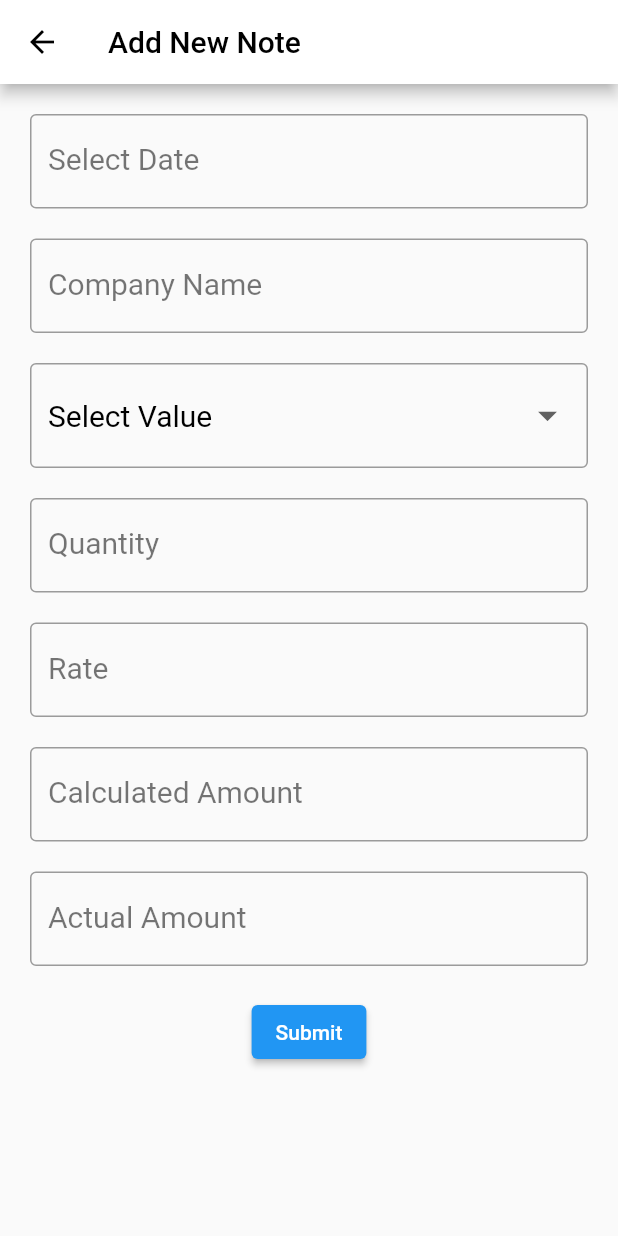
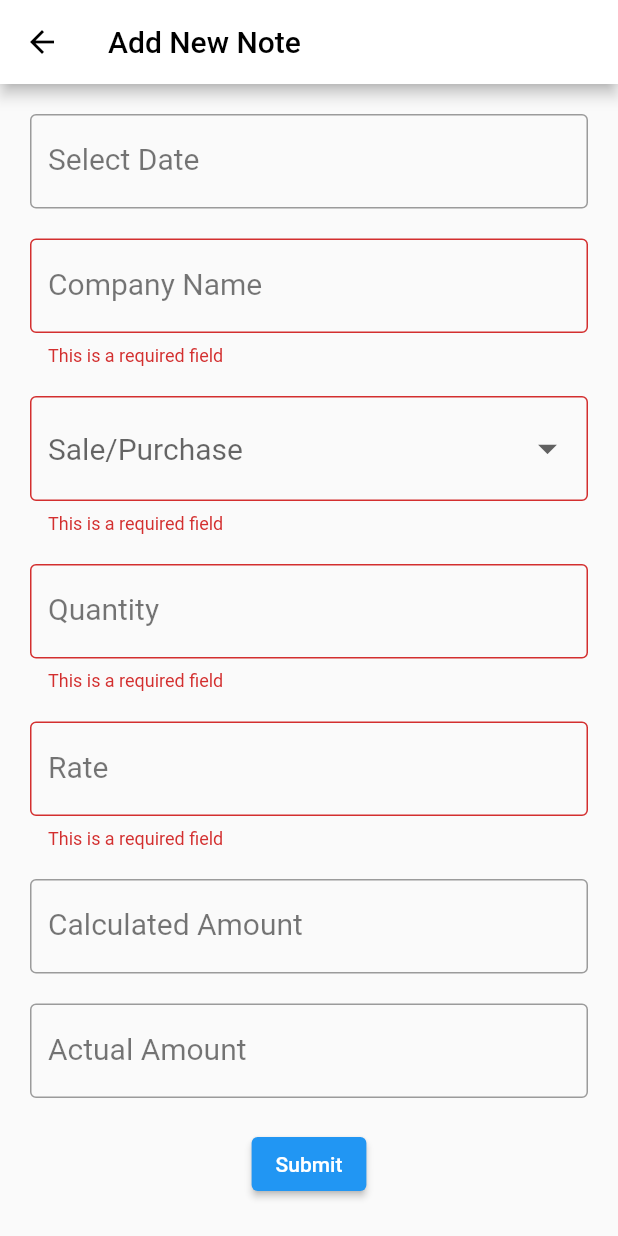
Before and after one commit to premkhandelwal/stoport, a Flutter app: the AddUpdateScreen screen opened directly, after a tap on "Submit", on a phone screen of 412 x 824 dp. Run offline on Flutter 3.47's test engine with Material 2 defaults, Android fonts, the phone set to English and light mode, and no system bars; our stand-ins replace bloc, cloud_firestore, connectivity, firebase_core, flutter_bloc; accounts and stored records are empty.

Commit message:
Added validation to new/update screen

```diff
--- a/stoport/lib/screens/addUpdate_screen.dart
+++ b/stoport/lib/screens/addUpdate_screen.dart
@@ -24,7 +24,7 @@ class _AddUpdateScreenState extends State<AddUpdateScreen> {
   TextEditingController calculatedAmount = new TextEditingController();
   TextEditingController actualAmount = new TextEditingController();
   TextEditingController date = new TextEditingController();
-  String? salePurchaseVal = "Select Value";
+  String? salePurchaseVal = "Sale/Purchase";
 
   @override
   void initState() {
@@ -48,7 +48,8 @@ class _AddUpdateScreenState extends State<AddUpdateScreen> {
         if (widget.notes!.calculatedAmount != null) {
           calculatedAmount.text = widget.notes!.calculatedAmount!.toString();
         }
-        if (widget.notes!.actualAmount != null) {
+        if (widget.notes!.actualAmount != null &&
+            widget.notes!.actualAmount != 0.00) {
           actualAmount.text = widget.notes!.actualAmount!.toString();
         }
       }
@@ -56,6 +57,7 @@ class _AddUpdateScreenState extends State<AddUpdateScreen> {
     super.initState();
   }
 
+  final _formKey = GlobalKey<FormState>();
   @override
   Widget build(BuildContext context) {
     return Scaffold(
@@ -65,11 +67,13 @@ class _AddUpdateScreenState extends State<AddUpdateScreen> {
         ),
         backgroundColor: Colors.white,
         title: Text(
-          "Add New Note",
+          widget.isUpdate ? "Update Note" : "Add New Note",
           style: TextStyle(color: Colors.black),
         ),
       ),
-      body: BlocBuilder<NotesBloc, NotesState>(
+      body: Form(
+        key: _formKey,
+        child: BlocBuilder<NotesBloc, NotesState>(
           builder: (context, state) {
             if (state is NotesOperationSuccess) {
               SchedulerBinding.instance!.addPostFrameCallback((_) {
@@ -109,6 +113,12 @@ class _AddUpdateScreenState extends State<AddUpdateScreen> {
                 child: Column(
                   children: [
                     DateTimeField(
+                      validator: (val) {
+                        if (val == null) {
+                          return "This is a required field";
+                        }
+                        return null;
+                      },
                       decoration: InputDecoration(
                         border: OutlineInputBorder(),
                         labelText: "Select Date",
@@ -141,6 +151,13 @@ class _AddUpdateScreenState extends State<AddUpdateScreen> {
                       height: 20,
                     ),
                     TextFormField(
+                      validator: (val) {
+                        print(val);
+                        if (val == "") {
+                          return "This is a required field";
+                        }
+                        return null;
+                      },
                       style: TextStyle(fontSize: 20, color: Colors.black),
                       controller: companyName,
                       decoration: InputDecoration(
@@ -153,12 +170,19 @@ class _AddUpdateScreenState extends State<AddUpdateScreen> {
                       height: 20,
                     ),
                     DropdownButtonFormField(
+                      validator: (val) {
+                        if (val == null) {
+                          return "This is a required field";
+                        }
+                        return null;
+                      },
                       decoration: InputDecoration(border: OutlineInputBorder()),
                       hint: salePurchaseVal == null
                           ? Text('Dropdown')
                           : Text(
                               salePurchaseVal!,
-                            style: TextStyle(color: Colors.black, fontSize: 20),
+                              style:
+                                  TextStyle(fontSize: 20),
                             ),
                       isExpanded: true,
                       iconSize: 30.0,
@@ -186,6 +210,12 @@ class _AddUpdateScreenState extends State<AddUpdateScreen> {
                       height: 20,
                     ),
                     TextFormField(
+                      validator: (val) {
+                        if (val == "") {
+                          return "This is a required field";
+                        }
+                        return null;
+                      },
                       style: TextStyle(fontSize: 20, color: Colors.black),
                       onChanged: (val) {
                         calculatedAmount.text =
@@ -202,6 +232,12 @@ class _AddUpdateScreenState extends State<AddUpdateScreen> {
                       height: 20,
                     ),
                     TextFormField(
+                      validator: (val) {
+                         if (val == "") {
+                          return "This is a required field";
+                        }
+                        return null;
+                      },
                       style: TextStyle(fontSize: 20, color: Colors.black),
                       controller: rate,
                       onChanged: (val) {
@@ -245,7 +281,7 @@ class _AddUpdateScreenState extends State<AddUpdateScreen> {
                     ),
                     ElevatedButton(
                       onPressed: () async {
-                      callOperation();
+                        if (_formKey.currentState!.validate()) callOperation();
                       },
                       child: Text("Submit"),
                     )
@@ -272,6 +308,7 @@ class _AddUpdateScreenState extends State<AddUpdateScreen> {
             );
           },
         ),
+      ),
     );
   }
 
@@ -283,7 +320,9 @@ class _AddUpdateScreenState extends State<AddUpdateScreen> {
                       id: widget.notes!.id,
                       companyName: companyName.text,
                       calculatedAmount: num.parse(calculatedAmount.text),
-                      actualAmount: num.parse(actualAmount.text),
+                      actualAmount: actualAmount.text != ""
+                          ? num.parse(actualAmount.text)
+                          : 0.00,
                       date: date.text,
                       quantity: num.parse(quantity.text),
                       rate: num.parse(rate.text),
@@ -293,7 +332,9 @@ class _AddUpdateScreenState extends State<AddUpdateScreen> {
                   Notes(
                       companyName: companyName.text,
                       calculatedAmount: num.parse(calculatedAmount.text),
-                      actualAmount: num.parse(actualAmount.text),
+                      actualAmount: actualAmount.text != ""
+                          ? num.parse(actualAmount.text)
+                          : 0.00,
                       date: date.text,
                       quantity: num.parse(quantity.text),
                       rate: num.parse(rate.text),
```
Also changed, not shown: stoport/lib/screens/home_screen.dart (+8 -5 lines). Lines whose indentation alone changed are shown as unchanged.
